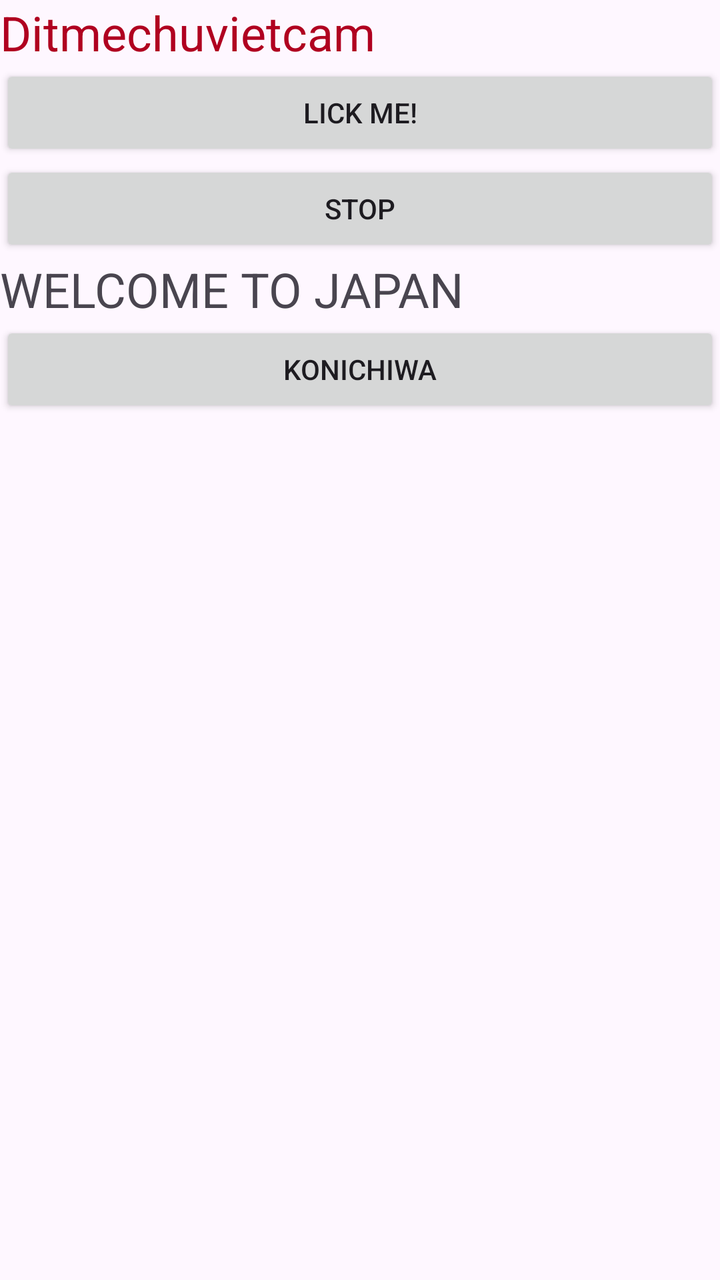
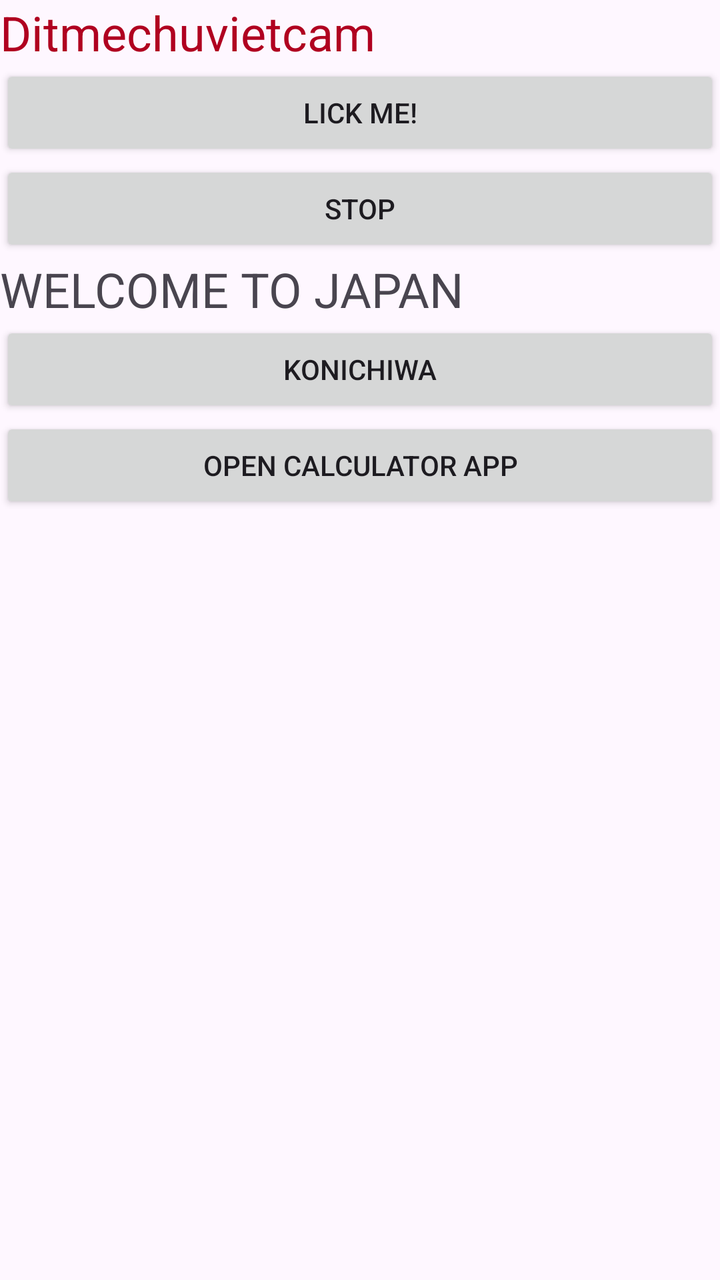

An Android layout rendered at two revisions. The XML below is the earlier revision; the diff shows what the commit changed to produce the second picture.
<!-- AndroidManifest.xml: application theme Theme.K234112EApp -->
<!-- res/layout/activity_main.xml -->
<?xml version="1.0" encoding="utf-8"?>
<LinearLayout xmlns:android="http://schemas.android.com/apk/res/android"
    xmlns:app="http://schemas.android.com/apk/res-auto"
    xmlns:tools="http://schemas.android.com/tools"
    android:id="@+id/main"
    android:layout_width="match_parent"
    android:layout_height="match_parent"
    android:orientation="vertical"
    tools:context=".MainActivity">

    <TextView
        android:id="@+id/textView"
        android:layout_width="match_parent"
        android:layout_height="wrap_content"
        android:text="Ditmechuvietcam"
        android:textColor="@color/design_default_color_error"
        android:textSize="24sp" />

    <Button
        android:id="@+id/button2"
        android:layout_width="match_parent"
        android:layout_height="wrap_content"
        android:onClick="say_hello"
        android:text="Lick me!" />

    <Button
        android:id="@+id/button3"
        android:layout_width="match_parent"
        android:layout_height="wrap_content"
        android:onClick="stop_hello"
        android:text="STOP" />

    <TextView
        android:id="@+id/textView2"
        android:layout_width="match_parent"
        android:layout_height="wrap_content"
        android:text="@string/str_welcome"
        android:textSize="24sp" />

    <Button
        android:onClick="say_tokyo"
        android:id="@+id/button"
        android:layout_width="match_parent"
        android:layout_height="wrap_content"
        android:text="@string/str_clickme_to_tokyo" />

</LinearLayout>
<!-- resources referenced by this layout -->
<resources>
  <string name="str_clickme_to_tokyo">Konichiwa</string>
  <string name="str_welcome">WELCOME TO JAPAN</string>
  <style name="Theme.K234112EApp" parent="Base.Theme.K234112EApp" />
  <style name="Base.Theme.K234112EApp" parent="Theme.Material3.DayNight.NoActionBar">
          
          
      </style>
</resources>

<!-- the commit's change to res/layout/activity_main.xml (unified diff, before → after) -->
@@ -8,40 +8,58 @@
     android:orientation="vertical"
     tools:context=".MainActivity">
 
-    <TextView
-        android:id="@+id/textView"
+    <ScrollView
         android:layout_width="match_parent"
-        android:layout_height="wrap_content"
-        android:text="Ditmechuvietcam"
-        android:textColor="@color/design_default_color_error"
-        android:textSize="24sp" />
+        android:layout_height="match_parent">
 
-    <Button
-        android:id="@+id/button2"
-        android:layout_width="match_parent"
-        android:layout_height="wrap_content"
-        android:onClick="say_hello"
-        android:text="Lick me!" />
+        <LinearLayout
+            android:layout_width="match_parent"
+            android:layout_height="wrap_content"
+            android:orientation="vertical">
 
-    <Button
-        android:id="@+id/button3"
-        android:layout_width="match_parent"
-        android:layout_height="wrap_content"
-        android:onClick="stop_hello"
-        android:text="STOP" />
+            <TextView
+                android:id="@+id/textView"
+                android:layout_width="match_parent"
+                android:layout_height="wrap_content"
+                android:text="Ditmechuvietcam"
+                android:textColor="@color/design_default_color_error"
+                android:textSize="24sp" />
 
-    <TextView
-        android:id="@+id/textView2"
-        android:layout_width="match_parent"
-        android:layout_height="wrap_content"
-        android:text="@string/str_welcome"
-        android:textSize="24sp" />
+            <Button
+                android:id="@+id/button2"
+                android:layout_width="match_parent"
+                android:layout_height="wrap_content"
+                android:onClick="say_hello"
+                android:text="Lick me!" />
 
-    <Button
-        android:onClick="say_tokyo"
-        android:id="@+id/button"
-        android:layout_width="match_parent"
-        android:layout_height="wrap_content"
-        android:text="@string/str_clickme_to_tokyo" />
+            <Button
+                android:id="@+id/button3"
+                android:layout_width="match_parent"
+                android:layout_height="wrap_content"
+                android:onClick="stop_hello"
+                android:text="STOP" />
+
+            <TextView
+                android:id="@+id/textView2"
+                android:layout_width="match_parent"
+                android:layout_height="wrap_content"
+                android:text="@string/str_welcome"
+                android:textSize="24sp" />
+
+            <Button
+                android:id="@+id/button"
+                android:layout_width="match_parent"
+                android:layout_height="wrap_content"
+                android:onClick="say_tokyo"
+                android:text="@string/str_clickme_to_tokyo" />
+
+            <Button
+                android:onClick="openCalculatorApp"
+                android:id="@+id/button5"
+                android:layout_width="match_parent"
+                android:layout_height="wrap_content"
+                android:text="@string/str_open_calculator_app" />
+        </LinearLayout>
+    </ScrollView>
 
 </LinearLayout>
<!-- resource entries referenced after the edit -->
@@ -1,6 +1,7 @@
 <!-- resources referenced by this layout -->
 <resources>
   <string name="str_clickme_to_tokyo">Konichiwa</string>
+  <string name="str_open_calculator_app">Open Calculator App</string>
   <string name="str_welcome">WELCOME TO JAPAN</string>
   <style name="Theme.K234112EApp" parent="Base.Theme.K234112EApp" />
   <style name="Base.Theme.K234112EApp" parent="Theme.Material3.DayNight.NoActionBar">
